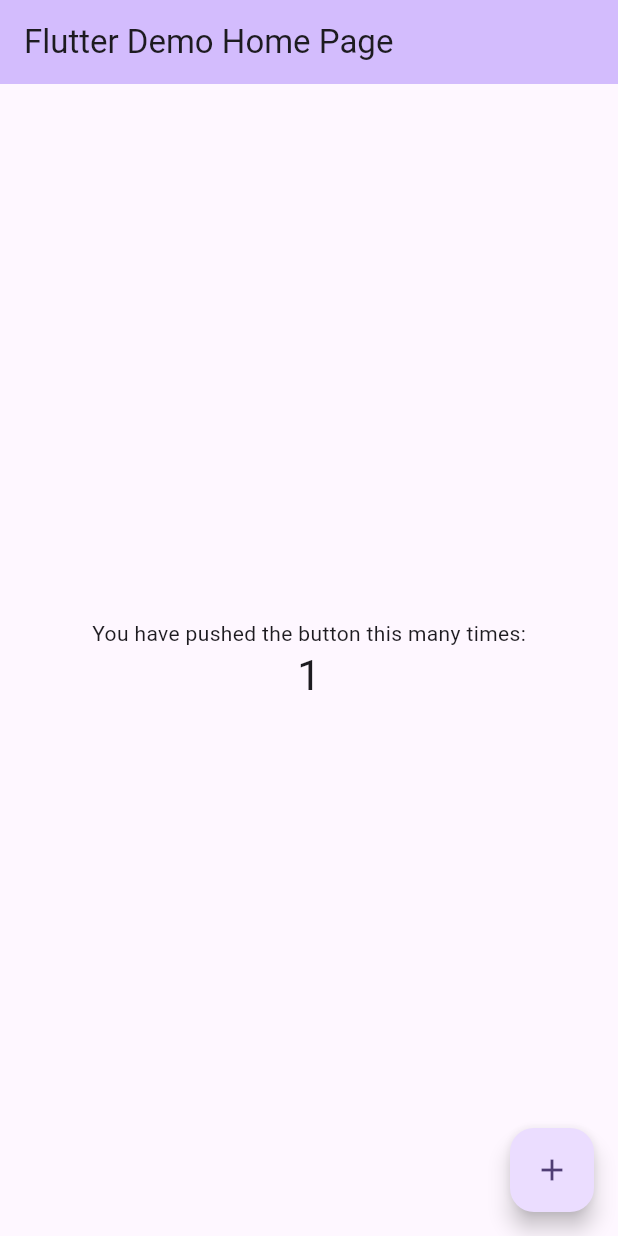
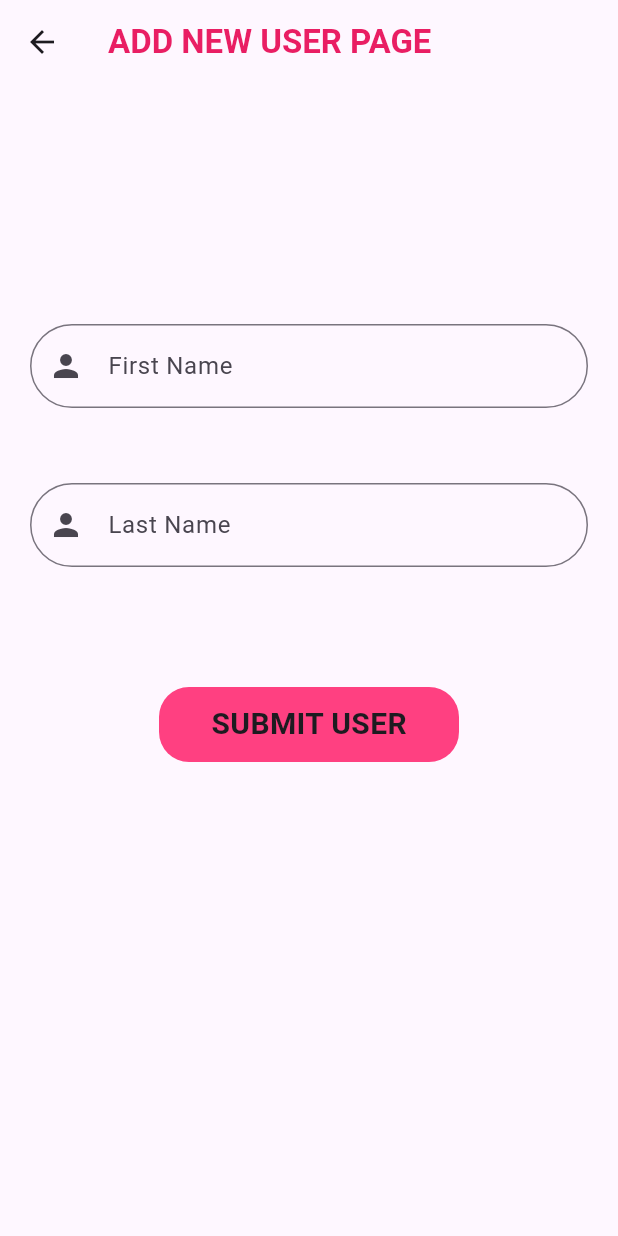
Before and after one commit to krishnarajkumar0610/flutter_sayur, a Flutter app: the screen it shows after launch, after a tap on the "add" icon, on a phone screen of 412 x 824 dp. Run offline on Flutter 3.47's test engine with Material 3 defaults, Android fonts, the phone set to English and light mode, and no system bars.

Commit message:
Workers Application

```diff
--- /dev/null
+++ b/workers_app/lib/bloc/workers_events.dart
@@ -0,0 +1,7 @@
+class WorkersEvents {}
+
+class AddWorkers extends WorkersEvents {
+  String? name;
+  String? role;
+  AddWorkers({this.name,this.role});
+}
--- /dev/null
+++ b/workers_app/lib/home.dart
@@ -0,0 +1,199 @@
+import 'package:flutter/material.dart';
+import 'package:workers_app/methods/special_methods.dart';
+import 'package:workers_app/screens/new_user.dart';
+import 'package:workers_app/widgets/master_card.dart';
+import 'package:workers_app/widgets/wallet.dart';
+
+class Home extends StatelessWidget {
+  const Home({super.key});
+
+  @override
+  Widget build(BuildContext context) {
+    return Scaffold(
+        appBar: AppBar(
+          title: const Text(
+            "Profile",
+            style: TextStyle(fontSize: 18, fontWeight: FontWeight.bold),
+          ),
+          actions: [
+            Icon(
+              Icons.menu,
+              color: Colors.pink[400],
+              size: 25,
+            ),
+            const SizedBox(
+              width: 10,
+            )
+          ],
+        ),
+        body: ListView(
+          children: [
+            Stack(
+              children: [
+                Image.asset("assets/background.png"),
+                Positioned(
+                    left: 80,
+                    child: CircleAvatar(
+                      radius: 30,
+                      child: Padding(
+                        padding: const EdgeInsets.all(5.0),
+                        child: Image.asset("assets/user_profile.png"),
+                      ),
+                    )),
+                const Positioned(
+                    left: 160,
+                    top: 5,
+                    child: Text(
+                      "Adewale Taiwo",
+                      style:
+                          TextStyle(fontWeight: FontWeight.bold, fontSize: 20),
+                    )),
+                Positioned(
+                    left: 160,
+                    top: 40,
+                    child: Text(
+                      "House Manager",
+                      style: TextStyle(
+                          fontWeight: FontWeight.bold,
+                          fontSize: 12,
+                          color: Colors.pink[400]),
+                    )),
+                const Wallet(),
+                const MasterCard(),
+                SpecialMethod.positionedText("House",
+                    size: 15, left: 20, top: 280),
+                Positioned(
+                  top: 310,
+                  left: 10,
+                  child: Container(
+                    width: 80,
+                    height: 150,
+                    decoration: BoxDecoration(
+                      color: Colors.white,
+                      boxShadow: const [
+                        BoxShadow(
+                            color: Colors.grey,
+                            offset: Offset(0, 5),
+                            blurRadius: 5)
+                      ],
+                      borderRadius: BorderRadius.circular(20),
+                    ),
+                    child: Column(
+                      children: [
+                        SpecialMethod.space(height: 20),
+                        GestureDetector(
+                          onTap: () {
+                            Navigator.push(
+                                context,
+                                MaterialPageRoute(
+                                  builder: (context) => const NewUser(),
+                                ));
+                          },
+                          child: const CircleAvatar(
+                            backgroundColor: Colors.redAccent,
+                            child: Icon(Icons.add),
+                          ),
+                        ),
+                        SpecialMethod.space(height: 10),
+                        SpecialMethod.text("Add", size: 15),
+                        SpecialMethod.space(height: 3),
+                        SpecialMethod.text("Workers", size: 15)
+                      ],
+                    ),
+                  ),
+                ),
+                Positioned(
+                    top: 300,
+                    left: 100,
+                    child: SizedBox(
+                        width: 375,
+                        height: 180,
+                        child: ListView.builder(
+                          scrollDirection: Axis.horizontal,
+                          itemCount: 90,
+                          itemBuilder: (context, index) => Padding(
+                            padding: const EdgeInsets.only(
+                                left: 5.0, bottom: 20, top: 10),
+                            child: Container(
+                              width: 80,
+                              height: 10,
+                              decoration: BoxDecoration(
+                                color: Colors.white,
+                                boxShadow: const [
+                                  BoxShadow(
+                                      color: Colors.grey,
+                                      offset: Offset(0, 5),
+                                      blurRadius: 5)
+                                ],
+                                borderRadius: BorderRadius.circular(20),
+                              ),
+                              child: Column(
+                                children: [
+                                  SpecialMethod.space(height: 20),
+                                  CircleAvatar(
+                                    backgroundColor: Colors.redAccent,
+                                    child:
+                                        Image.asset("assets/user_profile.png"),
+                                  ),
+                                  SpecialMethod.space(height: 10),
+                                  SpecialMethod.text("Add", size: 15),
+                                  SpecialMethod.space(height: 3),
+                                  SpecialMethod.text("Workers", size: 15)
+                                ],
+                              ),
+                            ),
+                          ),
+                        ))),
+                SpecialMethod.positionedText("Services",
+                    top: 475, left: 15, size: 15),
+                SpecialMethod.positionedText("All",
+                    top: 475, left: 330, size: 15, color: Colors.pinkAccent),
+                getButton(
+                    text: "Electrician",
+                    imagePath: "assets/electrician.png",
+                    top: 510,
+                    left: 30),
+                getButton(
+                    text: "Others",
+                    imagePath: "assets/menu.png",
+                    top: 600,
+                    left: 30)
+              ],
+            ),
+          ],
+        ));
+  }
+
+  Widget getButton(
+      {required String text,
+      required String imagePath,
+      double? top,
+      double? bottom,
+      double? left,
+      double? right}) {
+    return Positioned(
+      top: top,
+      bottom: bottom,
+      left: left,
+      right: right,
+      child: Container(
+          width: 300,
+          height: 80,
+          decoration: BoxDecoration(
+            borderRadius: BorderRadius.circular(20),
+            color: Colors.white,
+            boxShadow: const [
+              BoxShadow(color: Colors.grey, offset: Offset(0, 5), blurRadius: 5)
+            ],
+          ),
+          child: Row(
+            children: [
+              SpecialMethod.space(width: 80),
+              SizedBox(width: 50, child: Image.asset(imagePath)),
+              SpecialMethod.space(width: 5),
+              SpecialMethod.text(text, size: 20)
+            ],
+          )),
+    );
+  }
+}
--- a/workers_app/lib/main.dart
+++ b/workers_app/lib/main.dart
@@ -1,7 +1,12 @@
 import 'package:flutter/material.dart';
 
+import 'home.dart';
+
 void main() {
-  runApp(const MyApp());
+  runApp(const MaterialApp(
+    debugShowCheckedModeBanner: false,
+    home: MyApp(),
+  ));
 }
 
 class MyApp extends StatelessWidget {
@@ -9,61 +14,6 @@ class MyApp extends StatelessWidget {
 
   @override
   Widget build(BuildContext context) {
-    return MaterialApp(
-      title: 'Flutter Demo',
-      theme: ThemeData(
-        colorScheme: ColorScheme.fromSeed(seedColor: Colors.deepPurple),
-        useMaterial3: true,
-      ),
-      home: const MyHomePage(title: 'Flutter Demo Home Page'),
-    );
+    return const Home();
   }
 }
-
-class MyHomePage extends StatefulWidget {
-  const MyHomePage({super.key, required this.title});
-
-  final String title;
-
-  @override
-  State<MyHomePage> createState() => _MyHomePageState();
-}
-
-class _MyHomePageState extends State<MyHomePage> {
-  int _counter = 0;
-
-  void _incrementCounter() {
-    setState(() {
-      _counter++;
-    });
-  }
-
-  @override
-  Widget build(BuildContext context) {
-    return Scaffold(
-      appBar: AppBar(
-        backgroundColor: Theme.of(context).colorScheme.inversePrimary,
-        title: Text(widget.title),
-      ),
-      body: Center(
-        child: Column(
-          mainAxisAlignment: MainAxisAlignment.center,
-          children: <Widget>[
-            const Text(
-              'You have pushed the button this many times:',
-            ),
-            Text(
-              '$_counter',
-              style: Theme.of(context).textTheme.headlineMedium,
-            ),
-          ],
-        ),
-      ),
-      floatingActionButton: FloatingActionButton(
-        onPressed: _incrementCounter,
-        tooltip: 'Increment',
-        child: const Icon(Icons.add),
-      ),
-    );
-  }
-}
--- /dev/null
+++ b/workers_app/lib/methods/special_methods.dart
@@ -0,0 +1,38 @@
+import 'package:flutter/material.dart';
+
+class SpecialMethod {
+  static Widget text(String text, {Color? color, double? size}) {
+    return Text(
+      text,
+      style:
+          TextStyle(fontWeight: FontWeight.bold, fontSize: size, color: color),
+    );
+  }
+
+  static Widget positionedText(String text,
+      {Color? color,
+      double? size,
+      double? top,
+      double? bottom,
+      double? left,
+      double? right}) {
+    return Positioned(
+      top: top,
+      bottom: bottom,
+      left: left,
+      right: right,
+      child: Text(
+        text,
+        style: TextStyle(
+            fontWeight: FontWeight.bold, fontSize: size, color: color),
+      ),
+    );
+  }
+
+  static Widget space({double? height, double? width}) {
+    return SizedBox(
+      height: height,
+      width: width,
+    );
+  }
+}
--- /dev/null
+++ b/workers_app/lib/screens/new_user.dart
@@ -0,0 +1,69 @@
+import 'package:flutter/material.dart';
+import 'package:workers_app/methods/special_methods.dart';
+
+class NewUser extends StatefulWidget {
+  const NewUser({super.key});
+
+  @override
+  State<NewUser> createState() => _NewUserState();
+}
+
+class _NewUserState extends State<NewUser> {
+  final firstName = TextEditingController();
+  final lastName = TextEditingController();
+
+  Widget textField({TextEditingController? controller, String? text}) {
+    return Padding(
+      padding: const EdgeInsets.symmetric(horizontal: 20.0, vertical: 10),
+      child: TextField(
+        controller: controller,
+        decoration: InputDecoration(
+            prefixIcon: const Icon(Icons.person),
+            hintText: text,
+            border:
+                OutlineInputBorder(borderRadius: BorderRadius.circular(30))),
+      ),
+    );
+  }
+
+  @override
+  Widget build(BuildContext context) {
+    return Scaffold(
+      appBar: AppBar(
+        title: SpecialMethod.text("ADD NEW USER PAGE", color: Colors.pink),
+      ),
+      body: ListView(
+        children: [
+          Column(
+            children: [
+              SpecialMethod.space(height: 150),
+              textField(controller: firstName, text: "First Name"),
+              SpecialMethod.space(
+                height: 30,
+              ),
+              textField(controller: lastName, text: "Last Name"),
+              SpecialMethod.space(height: 70),
+              GestureDetector(
+                onTap: () {
+                  firstName.dispose();
+                  lastName.dispose();
+                  Navigator.pop(context);
+                },
+                child: Container(
+                  width: 200,
+                  height: 50,
+                  decoration: BoxDecoration(
+                      borderRadius: BorderRadius.circular(20),
+                      color: Colors.pinkAccent),
+                  child: Center(
+                    child: SpecialMethod.text("SUBMIT USER", size: 20),
+                  ),
+                ),
+              )
+            ],
+          ),
+        ],
+      ),
+    );
+  }
+}
--- /dev/null
+++ b/workers_app/lib/widgets/master_card.dart
@@ -0,0 +1,52 @@
+import 'package:flutter/material.dart';
+
+class MasterCard extends StatelessWidget {
+  const MasterCard({super.key});
+
+  @override
+  Widget build(BuildContext context) {
+    return Positioned(
+      top: 80,
+      left: 190,
+      child: Container(
+          width: 150,
+          height: 180,
+          decoration: BoxDecoration(
+              color: Colors.redAccent, borderRadius: BorderRadius.circular(30)),
+          child: const Column(
+            children: [
+              Padding(
+                padding: EdgeInsets.only(left: 50.0, top: 20),
+                child: Text(
+                  "Master Card",
+                  style: TextStyle(
+                      fontSize: 10,
+                      fontWeight: FontWeight.bold,
+                      color: Colors.white),
+                ),
+              ),
+              Padding(
+                padding: EdgeInsets.only(right: 40.0, top: 20),
+                child: Text(
+                  "5999-XXXX",
+                  style: TextStyle(
+                      fontSize: 15,
+                      fontWeight: FontWeight.bold,
+                      color: Colors.white),
+                ),
+              ),
+              Padding(
+                padding: EdgeInsets.only(right: 40.0, top: 5),
+                child: Text(
+                  "Adewale T.",
+                  style: TextStyle(
+                      fontSize: 15,
+                      fontWeight: FontWeight.bold,
+                      color: Colors.white),
+                ),
+              ),
+            ],
+          )),
+    );
+  }
+}
--- /dev/null
+++ b/workers_app/lib/widgets/wallet.dart
@@ -0,0 +1,32 @@
+import 'package:flutter/material.dart';
+import 'package:workers_app/methods/special_methods.dart';
+
+class Wallet extends StatelessWidget {
+  const Wallet({super.key});
+
+  @override
+  Widget build(BuildContext context) {
+    return Positioned(
+      top: 80,
+      left: 20,
+      child: Container(
+        width: 150,
+        height: 180,
+        decoration: BoxDecoration(
+            color: Colors.pink[50], borderRadius: BorderRadius.circular(30)),
+        child: Column(
+          children: [
+            SpecialMethod.space(height: 29),
+            SpecialMethod.text("Wallet Balance", color: Colors.black, size: 12),
+            SpecialMethod.space(height: 5),
+            SpecialMethod.text("\$5046.57", color: Colors.pink, size: 18),
+            SpecialMethod.space(height: 10),
+            SpecialMethod.text("Total Service", color: Colors.black, size: 12),
+            SpecialMethod.space(height: 5),
+            SpecialMethod.text("24", color: Colors.pink, size: 18),
+          ],
+        ),
+      ),
+    );
+  }
+}
--- a/workers_app/pubspec.yaml
+++ b/workers_app/pubspec.yaml
@@ -59,7 +59,11 @@ flutter:
   uses-material-design: true
 
   # To add assets to your application, add an assets section, like this:
-  # assets:
+  assets:
+      - assets/user_profile.png
+      - assets/background.png
+      - assets/electrician.png
+      - assets/menu.png
   #   - images/a_dot_burr.jpeg
   #   - images/a_dot_ham.jpeg
 
```
Also changed, not shown: workers_app/assets/background.png (added), workers_app/assets/electrician.png (added), workers_app/assets/menu.png (added), workers_app/assets/user_profile.png (added), workers_app/lib/bloc/workers_bloc.dart (added), workers_app/lib/bloc/workers_states.dart (added).
